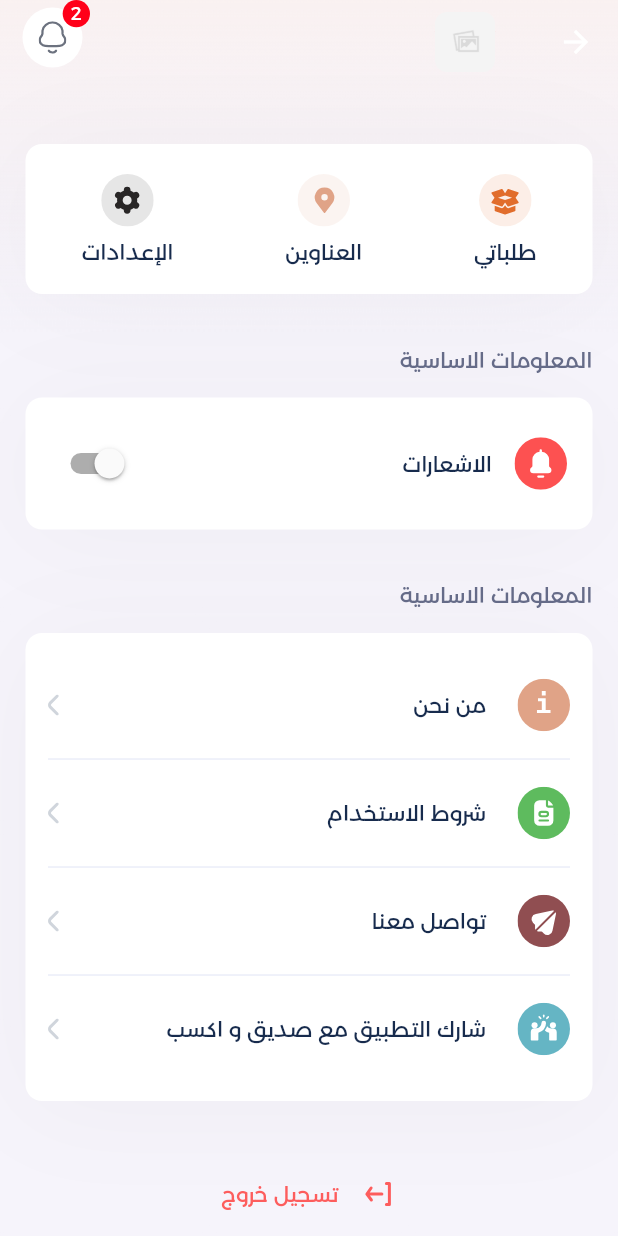
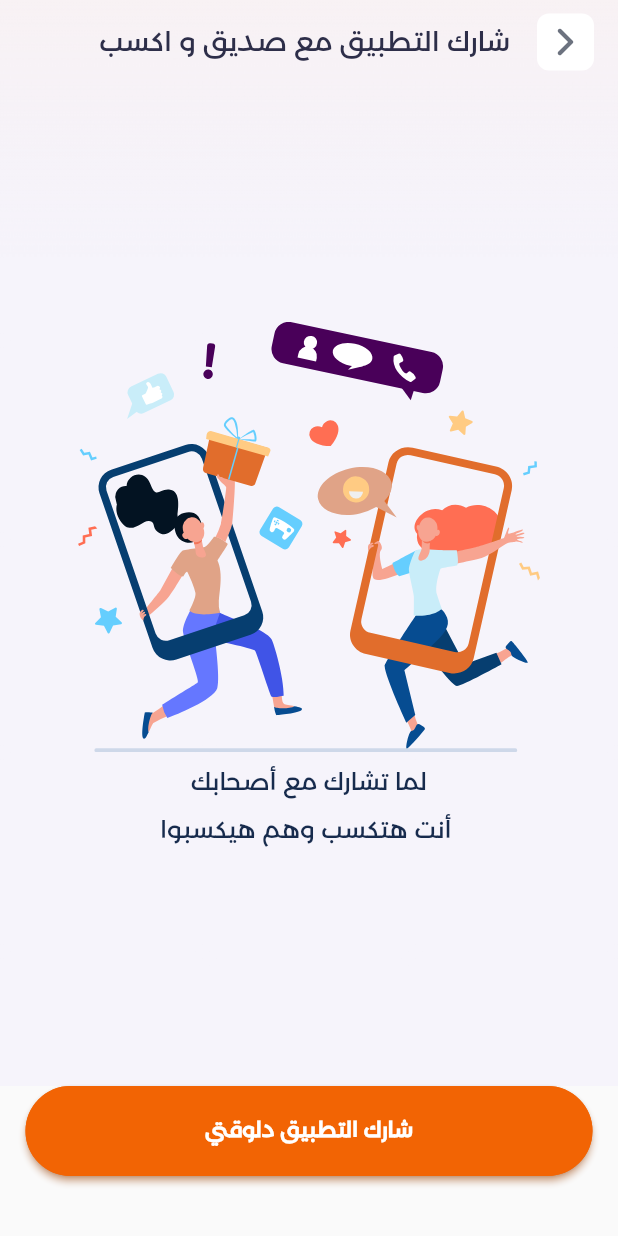
Before and after one commit to MahmedRahman/Nightstreet, a Flutter app: the MenuView screen opened by its route, after a tap on "شارك التطبيق مع صديق و اكسب", on a phone screen of 412 x 824 dp. Run offline on Flutter 3.47's test engine with Material 3 defaults, Android fonts, the phone set to English and light mode, and no system bars; drawn by our look-alikes of cached_network_image; our stand-ins replace device_preview, dotted_border, dropdown_search, flutter_rating_bar, flutter_svg, get and 2 more; network calls fail.

Commit message:
share app

```diff
--- a/lib/app/modules/menu/views/menu_view.dart
+++ b/lib/app/modules/menu/views/menu_view.dart
@@ -29,7 +29,7 @@ class MenuView extends GetView {
             onAboutTapped: () => Get.toNamed(Routes.ABOUT),
             onTermsTapped: () => Get.toNamed(Routes.TERMS),
             onContactUsTapped: () => Get.toNamed(Routes.CONTACT_US),
-            onShareTapped: () {},
+            onShareTapped: () => Get.toNamed(Routes.SHARE_APP),
           ),
           const SizedBox(height: 50),
           logoutButton(onTap: () {})
--- /dev/null
+++ b/lib/app/modules/share_app/bindings/share_app_binding.dart
@@ -0,0 +1,12 @@
+import 'package:get/get.dart';
+
+import '../controllers/share_app_controller.dart';
+
+class ShareAppBinding extends Bindings {
+  @override
+  void dependencies() {
+    Get.lazyPut<ShareAppController>(
+      () => ShareAppController(),
+    );
+  }
+}
--- /dev/null
+++ b/lib/app/modules/share_app/views/share_app_view.dart
@@ -0,0 +1,50 @@
+import 'package:app_night_street/core/app_dimensions.dart';
+import 'package:app_night_street/core/component/base_body.dart';
+import 'package:app_night_street/core/component/custom_app_bar.dart';
+import 'package:app_night_street/core/component/custom_button.dart';
+import 'package:app_night_street/core/component/empty_app_bar.dart';
+import 'package:app_night_street/core/themes/text_styles.dart';
+import 'package:flutter/material.dart';
+import 'package:flutter_svg/flutter_svg.dart';
+
+import 'package:get/get.dart';
+
+import '../controllers/share_app_controller.dart';
+
+class ShareAppView extends GetView<ShareAppController> {
+  const ShareAppView({Key? key}) : super(key: key);
+  @override
+  Widget build(BuildContext context) {
+    return BaseBody(
+      appBar: CustomAppBar(
+        titleText: 'شارك التطبيق مع صديق و اكسب',
+      ),
+      child: Container(
+        width: Get.width,
+        child: Column(
+          mainAxisAlignment: MainAxisAlignment.center,
+          children: [
+            SvgPicture.asset("images/svg/share_app_icon.svg"),
+            Text(
+              'لما تشارك مع أصحابك \n أنت هتكسب وهم هيكسبوا',
+              style: TextStyles.font16regularBlack2.copyWith(
+                height: 2,
+              ),
+              textAlign: TextAlign.center,
+            ),
+          ],
+        ),
+      ),
+      bottomNavigationBar: Padding(
+        padding: AppDimension.appPadding.copyWith(
+          bottom: 40,
+        ),
+        child: CustomButton.fill(
+          onPressed: () {},
+          title: "شارك التطبيق دلوقتي",
+          borderRadius: 32,
+        ),
+      ),
+    );
+  }
+}
--- a/lib/app/routes/app_routes.dart
+++ b/lib/app/routes/app_routes.dart
@@ -24,6 +24,7 @@ abstract class Routes {
   static const ABOUT = _Paths.ABOUT;
   static const TERMS = _Paths.TERMS;
   static const CONTACT_US = _Paths.CONTACT_US;
+  static const SHARE_APP = _Paths.SHARE_APP;
 }
 
 abstract class _Paths {
@@ -49,4 +50,5 @@ abstract class _Paths {
   static const ABOUT = '/about';
   static const TERMS = '/terms';
   static const CONTACT_US = '/contact-us';
+  static const SHARE_APP = '/share-app';
 }
```
Also changed, not shown: lib/app/modules/share_app/controllers/share_app_controller.dart (added, +23 -0 lines), lib/app/routes/app_pages.dart (+8 -1 lines), images/svg/share_app_icon.svg (added).
